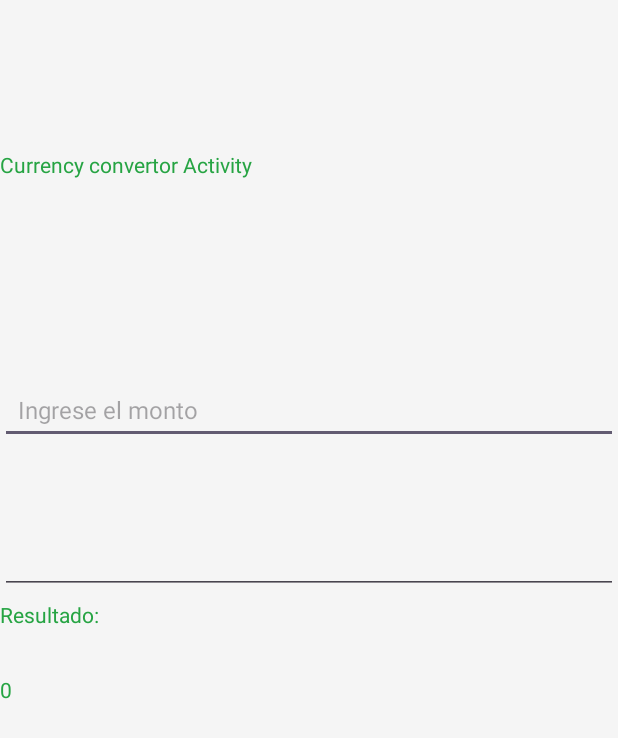
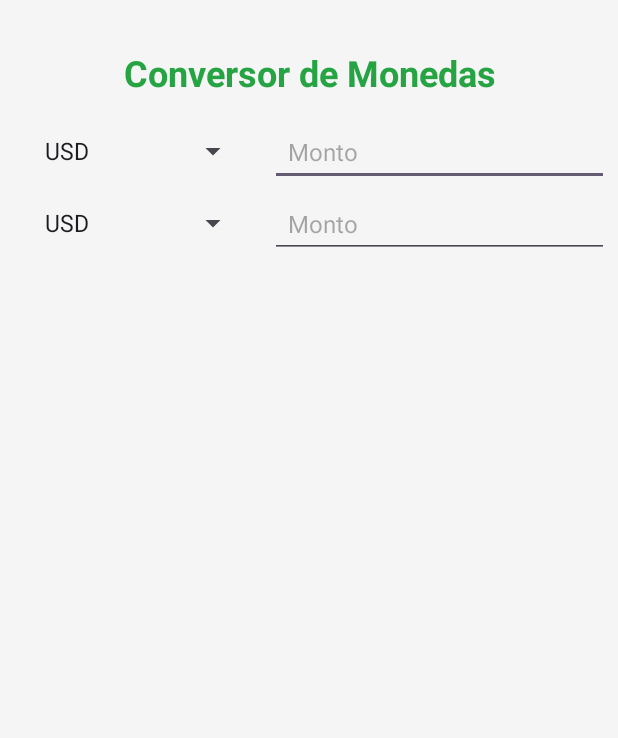
Before and after one commit to edu8686/TP_final_AplicacionesMoviles, an Android app: the MoneyConvertor screen opened directly, with no data from a screen before it, on a phone screen of 412 x 824 dp. Shown: the top 738 px of the screen. Run offline under Robolectric (Android 15) with nearby library versions, the phone set to English and light mode, and no system bars; network calls fail.

Commit message:
Primer commit

```diff
--- a/app/build.gradle.kts
+++ b/app/build.gradle.kts
@@ -40,4 +40,5 @@ dependencies {
     testImplementation(libs.junit)
     androidTestImplementation(libs.ext.junit)
     androidTestImplementation(libs.espresso.core)
+    implementation("com.google.android.material:material:1.12.0")
 }
--- a/app/src/main/java/com/example/tp_final_v1/MoneyConvertor.java
+++ b/app/src/main/java/com/example/tp_final_v1/MoneyConvertor.java
@@ -1,73 +1,148 @@
 package com.example.tp_final_v1;
 
-import android.graphics.Color;
 import android.os.Bundle;
+import android.text.Editable;
+import android.text.TextWatcher;
 import android.util.Log;
-import android.view.View;
+import android.widget.ArrayAdapter;
+import android.widget.Button;
 import android.widget.EditText;
-import android.widget.TextView;
+import android.widget.Spinner;
 
 import androidx.appcompat.app.AppCompatActivity;
 
 import org.json.JSONObject;
 
+import java.util.concurrent.atomic.AtomicBoolean;
 import java.util.concurrent.atomic.AtomicReference;
 
 public class MoneyConvertor extends AppCompatActivity {
 
+    private final AtomicReference<JSONObject> ratesUSD = new AtomicReference<>(new JSONObject());
+    private final AtomicReference<String> monedaSeleccionada1 = new AtomicReference<>("USD");
+    private final AtomicReference<String> monedaSeleccionada2 = new AtomicReference<>("ARS");
+    private final AtomicBoolean isUpdating = new AtomicBoolean(false);
+
     @Override
     protected void onCreate(Bundle savedInstanceState) {
         super.onCreate(savedInstanceState);
-
         setContentView(R.layout.activity_money_convertor);
 
-        AtomicReference<Double> arsRate = new AtomicReference<>((double) 0);
-        AtomicReference<Double> eurRate = new AtomicReference<>((double) 0);
+        EditText inputCurrency1 = findViewById(R.id.inputCurrency1);
+        EditText inputCurrency2 = findViewById(R.id.inputCurrency2);
+        Spinner spinner1 = findViewById(R.id.spinnerMonedaOrigen);
+        Spinner spinner2 = findViewById(R.id.spinnerMonedaDestino);
 
+        // --- Spinner setup ---
+        String[] monedas = {"USD", "ARS", "EUR", "BRL", "JPY"};
+        ArrayAdapter<String> adapter = new ArrayAdapter<>(this, android.R.layout.simple_spinner_item, monedas);
+        adapter.setDropDownViewResource(android.R.layout.simple_spinner_dropdown_item);
+        spinner1.setAdapter(adapter);
+        spinner2.setAdapter(adapter);
 
+        // --- Selección de moneda ---
+        spinner1.setOnItemSelectedListener(new android.widget.AdapterView.OnItemSelectedListener() {
+            @Override
+            public void onItemSelected(android.widget.AdapterView<?> parent, android.view.View view, int position, long id) {
+                monedaSeleccionada1.set(parent.getItemAtPosition(position).toString());
+                actualizarConversion(inputCurrency1, inputCurrency2);
+            }
+
+            @Override
+            public void onNothingSelected(android.widget.AdapterView<?> parent) {}
+        });
+
+        spinner2.setOnItemSelectedListener(new android.widget.AdapterView.OnItemSelectedListener() {
+            @Override
+            public void onItemSelected(android.widget.AdapterView<?> parent, android.view.View view, int position, long id) {
+                monedaSeleccionada2.set(parent.getItemAtPosition(position).toString());
+                actualizarConversion(inputCurrency1, inputCurrency2);
+            }
+
+            @Override
+            public void onNothingSelected(android.widget.AdapterView<?> parent) {}
+        });
+
+        // --- Cargar tasas desde API ---
         new Thread(() -> {
             try {
-                // Llamada a la API
-                String jsonResult = ApiHelper.getApiData("https://api.exchangerate-api.com/v4/latest/USD");
-
-                // Parseo del JSON
-                JSONObject jsonObject = new JSONObject(jsonResult);
-                JSONObject rates = jsonObject.getJSONObject("rates");
-
-                // Extraer valores específicos
-
-                arsRate.set(rates.getDouble("ARS"));
-                eurRate.set(rates.getDouble("EUR"));
-
-                runOnUiThread(() -> {
-                    Log.d("MoneyConvertor", jsonResult);
-                    TextView textoInicial = findViewById(R.id.textoinicial);
-                    String message = "1 USD = " + arsRate + " ARS\n1 USD = " + eurRate + " EUR";
-                    textoInicial.setText(message);
-                    textoInicial.setTextColor(Color.RED);
-                    textoInicial.setVisibility(View.VISIBLE);
-                });
+                String jsonResultUSD = ApiHelper.getApiData("https://api.exchangerate-api.com/v4/latest/USD");
+                JSONObject jsonObject = new JSONObject(jsonResultUSD);
+                ratesUSD.set(jsonObject.getJSONObject("rates"));
+                Log.d("API", "Tasas cargadas: " + ratesUSD.get().toString());
             } catch (Exception e) {
-                Log.e("API_ERROR", "Error al obtener datos de la API", e);
+                Log.e("API_ERROR", "Error al obtener tasas USD", e);
             }
         }).start();
 
-        TextView resultado = findViewById(R.id.montoResultado);
-       EditText inputCurrencyOrigin = findViewById(R.id.inputCurrencyOrigin);
+        // --- Listeners de inputs ---
+        inputCurrency1.addTextChangedListener(new TextWatcher() {
+            @Override public void beforeTextChanged(CharSequence s, int start, int count, int after) {}
+            @Override public void onTextChanged(CharSequence s, int start, int before, int count) {}
+            @Override
+            public void afterTextChanged(Editable s) {
+                if (isUpdating.get()) return;
+                if (s.toString().isEmpty()) return;
+                try {
+                    isUpdating.set(true);
+                    double valor = Double.parseDouble(s.toString());
+                    JSONObject rates = ratesUSD.get();
+                    double tasaOrigen = rates.getDouble(monedaSeleccionada1.get());
+                    double tasaDestino = rates.getDouble(monedaSeleccionada2.get());
+                    double resultado = valor / tasaOrigen * tasaDestino;
+                    inputCurrency2.setText(String.format("%.2f", resultado));
+                } catch (Exception e) {
+                    inputCurrency2.setText("Error");
+                    Log.e("CONVERT", "Error input1→2", e);
+                } finally {
+                    isUpdating.set(false);
+                }
+            }
+        });
 
-        inputCurrencyOrigin.setOnEditorActionListener((v, actionId, event) -> {
-            // Esto se dispara cuando se presiona Enter / Done
-            String valorIngresado = inputCurrencyOrigin.getText().toString();
-            // Hacer algo con el valor, por ejemplo convertirlo
-            Log.d("INPUT", "Usuario ingresó: " + valorIngresado);
-            double result = Calculations.calculateCurrency(10, arsRate.get());
-            resultado.setText(String.valueOf(result));
-            return true; // true indica que consumimos el evento
+        inputCurrency2.addTextChangedListener(new TextWatcher() {
+            @Override public void beforeTextChanged(CharSequence s, int start, int count, int after) {}
+            @Override public void onTextChanged(CharSequence s, int start, int before, int count) {}
+            @Override
+            public void afterTextChanged(Editable s) {
+                if (isUpdating.get()) return;
+                if (s.toString().isEmpty()) return;
+                try {
+                    isUpdating.set(true);
+                    double valor = Double.parseDouble(s.toString());
+                    JSONObject rates = ratesUSD.get();
+                    double tasaOrigen = rates.getDouble(monedaSeleccionada1.get());
+                    double tasaDestino = rates.getDouble(monedaSeleccionada2.get());
+                    double resultado = valor / tasaDestino * tasaOrigen;
+                    inputCurrency1.setText(String.format("%.2f", resultado));
+                } catch (Exception e) {
+                    inputCurrency1.setText("Error");
+                    Log.e("CONVERT", "Error input2→1", e);
+                } finally {
+                    isUpdating.set(false);
+                }
+            }
         });
 
 
+    }
 
-
-
+    // --- Función de conversión centralizada ---
+    private void actualizarConversion(EditText input1, EditText input2) {
+        try {
+            String valor = input1.getText().toString();
+            if (valor.isEmpty()) return;
+            double cantidad = Double.parseDouble(valor);
+            JSONObject rates = ratesUSD.get();
+            double tasaOrigen = rates.getDouble(monedaSeleccionada1.get());
+            double tasaDestino = rates.getDouble(monedaSeleccionada2.get());
+            double resultado = cantidad / tasaOrigen * tasaDestino;
+            isUpdating.set(true);
+            input2.setText(String.format("%.2f", resultado));
+            isUpdating.set(false);
+        } catch (Exception e) {
+            input2.setText("Error");
+            Log.e("CONVERT", "Error en conversion", e);
+        }
     }
 }
--- /dev/null
+++ b/app/src/main/res/drawable/ic_swap_vert.xml
@@ -0,0 +1,5 @@
+<vector xmlns:android="http://schemas.android.com/apk/res/android" android:height="24dp" android:tint="#000000" android:viewportHeight="24" android:viewportWidth="24" android:width="24dp">
+
+    <path android:fillColor="@android:color/white" android:pathData="M16,17.01V10h-2v7.01h-3L15,21l4,-3.99h-3zM9,3L5,6.99h3V14h2V6.99h3L9,3z"/>
+
+</vector>
--- a/app/src/main/res/layout/activity_money_convertor.xml
+++ b/app/src/main/res/layout/activity_money_convertor.xml
@@ -1,5 +1,6 @@
 <?xml version="1.0" encoding="utf-8"?>
-<androidx.constraintlayout.widget.ConstraintLayout xmlns:android="http://schemas.android.com/apk/res/android"
+<androidx.constraintlayout.widget.ConstraintLayout
+    xmlns:android="http://schemas.android.com/apk/res/android"
     xmlns:app="http://schemas.android.com/apk/res-auto"
     xmlns:tools="http://schemas.android.com/tools"
     android:id="@+id/main"
@@ -8,63 +9,77 @@
     android:background="@color/beigeclaro"
     tools:context=".MoneyConvertor">
 
+    <!-- Título -->
     <TextView
         android:id="@+id/textoinicial"
-        android:layout_width="match_parent"
-        android:layout_height="match_parent"
-        android:text="Currency convertor Activity"
+        android:layout_width="0dp"
+        android:layout_height="wrap_content"
+        android:text="Conversor de Monedas"
+        android:textSize="24sp"
         android:textColor="@color/backgreen"
+        android:textStyle="bold"
+        android:gravity="center"
         app:layout_constraintTop_toTopOf="parent"
         app:layout_constraintStart_toStartOf="parent"
         app:layout_constraintEnd_toEndOf="parent"
-        android:layout_marginTop="100dp"/>
+        android:layout_marginTop="32dp"/>
+
+    <!-- Primera fila: Moneda origen + Monto -->
+    <Spinner
+        android:id="@+id/spinnerMonedaOrigen"
+        android:layout_width="0dp"
+        android:layout_height="wrap_content"
+        app:layout_constraintStart_toStartOf="parent"
+        app:layout_constraintEnd_toStartOf="@+id/inputCurrency1"
+        app:layout_constraintTop_toBottomOf="@id/textoinicial"
+        android:layout_marginStart="16dp"
+        android:layout_marginEnd="8dp"
+        android:layout_marginTop="24dp"
+        app:layout_constraintWidth_percent="0.35"/>
 
     <EditText
-        android:id="@+id/inputCurrencyOrigin"
-        android:layout_width="match_parent"
+        android:id="@+id/inputCurrency1"
+        android:layout_width="0dp"
         android:layout_height="wrap_content"
-        android:hint="Ingrese el monto"
-        android:inputType="textPersonName"
+        android:hint="Monto"
+        android:inputType="numberDecimal"
         android:padding="12dp"
         android:textSize="16sp"
-        app:layout_constraintTop_toTopOf="parent"
+        android:singleLine="true"
+        app:layout_constraintStart_toEndOf="@id/spinnerMonedaOrigen"
+        app:layout_constraintEnd_toEndOf="parent"
+        app:layout_constraintTop_toTopOf="@id/spinnerMonedaOrigen"
+        app:layout_constraintBottom_toBottomOf="@id/spinnerMonedaOrigen"
+        app:layout_constraintWidth_percent="0.55"/>
+
+    <!-- Segunda fila: Moneda destino + Monto -->
+    <Spinner
+        android:id="@+id/spinnerMonedaDestino"
+        android:layout_width="0dp"
+        android:layout_height="wrap_content"
         app:layout_constraintStart_toStartOf="parent"
-        app:layout_constraintEnd_toEndOf="parent"
-        android:layout_marginTop="250dp"/>
+        app:layout_constraintEnd_toStartOf="@+id/inputCurrency2"
+        app:layout_constraintTop_toBottomOf="@id/spinnerMonedaOrigen"
+        android:layout_marginStart="16dp"
+        android:layout_marginEnd="8dp"
+        android:layout_marginTop="24dp"
+        app:layout_constraintWidth_percent="0.35"/>
 
     <EditText
-        android:id="@+id/inputCurrencyDestination"
-        android:layout_width="match_parent"
+        android:id="@+id/inputCurrency2"
+        android:layout_width="0dp"
         android:layout_height="wrap_content"
-        android:inputType="textPersonName"
+        android:hint="Monto"
+        android:inputType="numberDecimal"
         android:padding="12dp"
         android:textSize="16sp"
-        app:layout_constraintTop_toTopOf="parent"
-        app:layout_constraintStart_toStartOf="parent"
+        android:singleLine="true"
+        app:layout_constraintStart_toEndOf="@id/spinnerMonedaDestino"
         app:layout_constraintEnd_toEndOf="parent"
-        android:layout_marginTop="350dp"/>
+        app:layout_constraintTop_toTopOf="@id/spinnerMonedaDestino"
+        app:layout_constraintBottom_toBottomOf="@id/spinnerMonedaDestino"
+        app:layout_constraintWidth_percent="0.55"/>
 
-    <TextView
-        android:id="@+id/resultado"
-        android:layout_width="match_parent"
-        android:layout_height="match_parent"
-        android:text="Resultado: "
-        android:textColor="@color/backgreen"
-        app:layout_constraintTop_toTopOf="parent"
-        app:layout_constraintStart_toStartOf="parent"
-        app:layout_constraintEnd_toEndOf="parent"
-        android:layout_marginTop="400dp"/>
-
-    <TextView
-        android:id="@+id/montoResultado"
-        android:layout_width="match_parent"
-        android:layout_height="match_parent"
-        android:text="0"
-        android:textColor="@color/backgreen"
-        app:layout_constraintTop_toTopOf="parent"
-        app:layout_constraintStart_toStartOf="parent"
-        app:layout_constraintEnd_toEndOf="parent"
-        android:layout_marginTop="450dp"/>
 
 
 </androidx.constraintlayout.widget.ConstraintLayout>
```
Also changed, not shown: app/src/main/res/values/strings.xml (+8 -0 lines).
